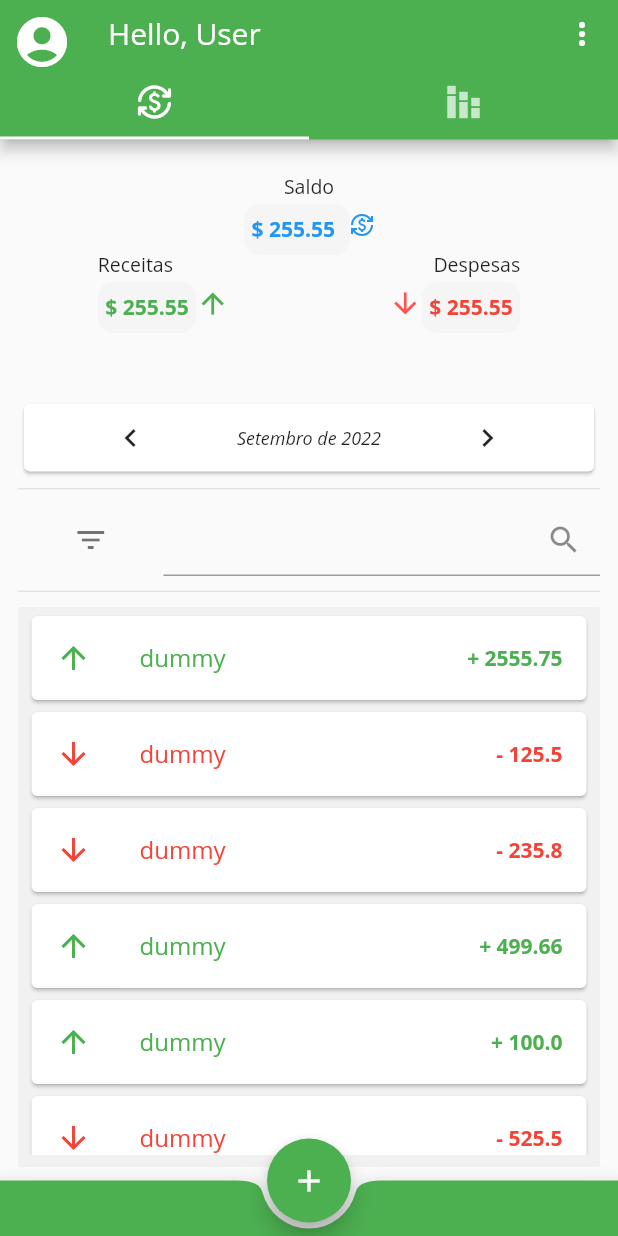
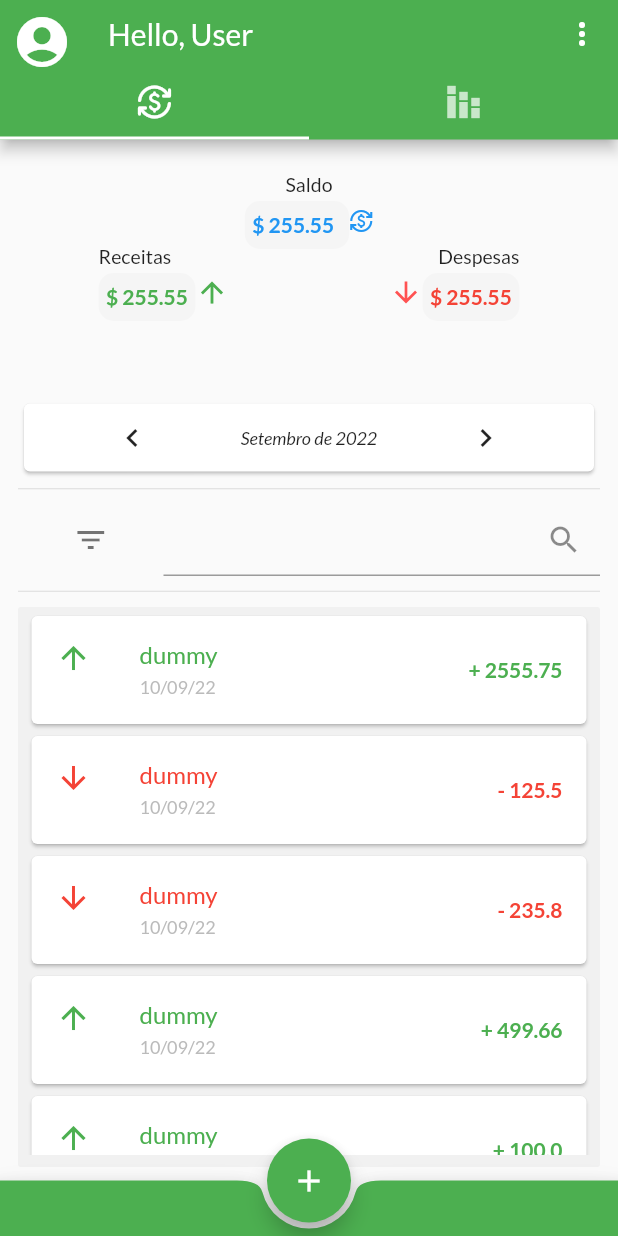
Before and after one commit to KassioRF/TP_PDM, a Flutter app: the screen it shows after launch, on a phone screen of 412 x 824 dp. Run offline on Flutter 3.47's test engine with Material 2 defaults, Android fonts, the phone set to English and light mode, and no system bars; our stand-ins replace google_fonts; Roboto replaces fonts that are missing (Open Sans).

Commit message:
added date on item list and googlefonts

```diff
--- a/gkfin/lib/data/dummy_data.dart
+++ b/gkfin/lib/data/dummy_data.dart
@@ -7,59 +7,69 @@ final List<Record> DUMMY_RECORDS = [
     type: 'profit',
     value: 2555.75,
     desc: 'dummy',
+    date: '10/09/22'
   ),
   Record(
     id: 2,
     type: 'spent',
     value: 125.5,
     desc: 'dummy',
+    date: '10/09/22'
   ),
   Record(
     id: 3,
     type: 'spent',
     value: 235.8,
     desc: 'dummy',
+    date: '10/09/22'
   ),
   Record(
     id: 4,
     type: 'profit',
     value: 499.66,
     desc: 'dummy',
+    date: '10/09/22'
   ),
   Record(
     id: 5,
     type: 'invest',
     value: 100.0,
     desc: 'dummy',
+    date: '10/09/22'
   ),
   Record(
     id: 6,
     type: 'profit',
     value: 100.0,
     desc: 'dummy',
+    date: '10/09/22'
   ),
   Record(
     id: 7,
     type: 'spent',
     value: 525.5,
     desc: 'dummy',
+    date: '10/09/22'
   ),
   Record(
     id: 8,
     type: 'spent',
     value: 25.5,
     desc: 'dummy',
+    date: '10/09/22'
   ),
   Record(
     id: 9,
     type: 'spent',
     value: 30.5,
     desc: 'dummy',
+    date: '10/09/22'
   ),
     Record(
     id: 10,
     type: 'invest',
     value: 100.0,
     desc: 'dummy',
+    date: '10/09/22'
   ),
 ];
--- a/gkfin/lib/main.dart
+++ b/gkfin/lib/main.dart
@@ -2,6 +2,7 @@
 
 // --no-sound-null-safety
 import 'package:flutter/material.dart';
+import 'package:google_fonts/google_fonts.dart';
 // ignore: import_of_legacy_library_into_null_safe
 import 'package:provider/provider.dart';
 // import 'package:provider/provider.dart';
@@ -52,9 +53,11 @@ class MyApp extends StatelessWidget {
           // fontFamily: GoogleFon,
 
           // Tex Styling for Headlines, titles, bodies, and more...
-          textTheme: const TextTheme(
-            headline1: TextStyle(fontSize: 32, fontWeight: FontWeight.bold, color: Colors.black54),
-          ),
+          textTheme: GoogleFonts.latoTextTheme(Theme.of(context).textTheme),
+          // textTheme: const TextTheme(
+          //   headline1: TextStyle(fontSize: 32, fontWeight: FontWeight.bold, color: Colors.black54),
+          // ),
+
 
           // @TODO add app bar theme here...
 
--- a/gkfin/lib/providers/record.dart
+++ b/gkfin/lib/providers/record.dart
@@ -5,6 +5,7 @@ class Record with ChangeNotifier {
   final String type;
   final double value;
   final String desc;
+  final String date;
   //add date
 
   Record({
@@ -12,6 +13,7 @@ class Record with ChangeNotifier {
     required this.type,
     required this.value,
     required this.desc,
+    required this.date,
   });
 
 }
--- a/gkfin/lib/views/home.dart
+++ b/gkfin/lib/views/home.dart
@@ -57,7 +57,6 @@ class _HomeView extends State<HomeView> with SingleTickerProviderStateMixin {
   void _handleTabSelection(){
     if(_tabController.indexIsChanging){
       _currentTab = _tabController.index == 0 ? Filter.ALL : Filter.INVEST;
-      print(_currentTab);
     }
   }
   // ignore: empty_constructor_bodies
--- a/gkfin/lib/widgets/list_records.dart
+++ b/gkfin/lib/widgets/list_records.dart
@@ -120,6 +120,10 @@ class ListRecordsItem extends StatelessWidget {
             record.desc,
             style: TextStyle(color: color),
           ),
+          subtitle: Text(
+            record.date,
+            style: TextStyle(color: Colors.grey.withOpacity(.7), fontSize: 12),
+          ),
           trailing: Text(
             value,
             style: TextStyle(color: color, fontWeight: FontWeight.bold),
--- a/gkfin/lib/widgets/login_form.dart
+++ b/gkfin/lib/widgets/login_form.dart
@@ -27,7 +27,7 @@ class _LoginForm extends State<LoginForm> {
         // Screen Title
         Text(
           'Bem vindo!',
-          style: Theme.of(context).textTheme.headline1,
+          style: Theme.of(context).textTheme.headline4,
         ),
 
         const SizedBox(height: 45,), // space between elements
--- a/gkfin/lib/widgets/recover_password.dart
+++ b/gkfin/lib/widgets/recover_password.dart
@@ -18,9 +18,9 @@ class _RecoveryForm extends State<RecoveryForm> {
       // Childrens
       children: <Widget>[
         // Screen Title
-        const Text(
+        Text(
           'Lembrar senha',
-          style: TextStyle(fontSize: 18.0),
+          style: Theme.of(context).textTheme.headline4,
         ),
 
         const SizedBox(height: 45,), // space between elements
--- a/gkfin/lib/widgets/register_form.dart
+++ b/gkfin/lib/widgets/register_form.dart
@@ -22,9 +22,9 @@ class _RegisterForm extends State<RegisterForm> {
       // Childrens
       children: <Widget>[
         // Screen Title
-        const Text(
+        Text(
           'Cadastro',
-          style: TextStyle(fontSize: 18.0),
+          style: Theme.of(context).textTheme.headline4,
         ),
 
         const SizedBox(height: 20,), // space between elements
--- a/gkfin/pubspec.yaml
+++ b/gkfin/pubspec.yaml
@@ -40,6 +40,7 @@ dependencies:
   # The following adds the Cupertino Icons font to your application.
   # Use with the CupertinoIcons class for iOS style icons.
   cupertino_icons: ^1.0.2
+  google_fonts: ^3.0.1
 
 
 dev_dependencies:
```
Also changed, not shown: gkfin/pubspec.lock, 1 other file.
